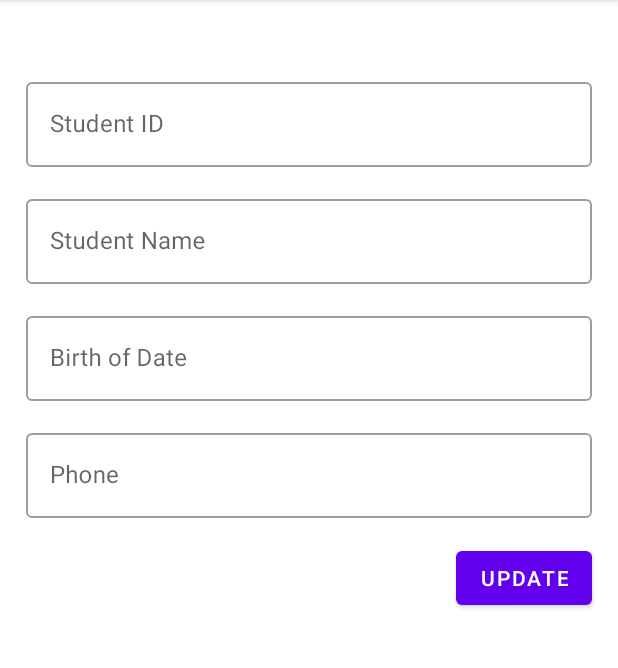
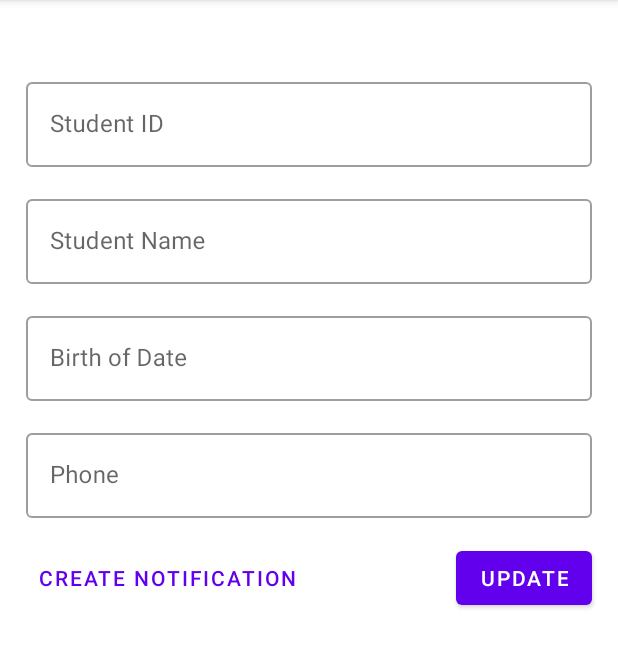
Before and after one commit to s160819001/Adv160819001Week4, an Android app: the fragment StudentDetailFragment placed in its activity, on a phone screen of 412 x 824 dp, the part 84-752 px from its top. Run offline under Robolectric (Android 15) with nearby library versions, the phone set to English and light mode, and no system bars; our stand-ins replace Picasso, RxJava, Volley; network calls fail; pictures from the network do not load; 1 statement that could not run was skipped.

Commit message:
week 7 done✅

```diff
--- a/app/build.gradle
+++ b/app/build.gradle
@@ -47,4 +47,8 @@ dependencies {
     implementation 'com.android.volley:volley:1.2.1'
     implementation 'com.google.code.gson:gson:2.8.6'
     implementation 'com.squareup.picasso:picasso:2.71828'
+
+    implementation "io.reactivex.rxjava3:rxjava:3.1.3"
+    implementation 'io.reactivex.rxjava3:rxandroid:3.0.0'
+    implementation "io.reactivex.rxjava3:rxkotlin:3.0.1"
 }
--- a/app/src/main/java/dk/ubaya/advweek4/util/Util.kt
+++ b/app/src/main/java/dk/ubaya/advweek4/util/Util.kt
@@ -1,12 +1,30 @@
 package dk.ubaya.advweek4.util
 
+import android.app.NotificationChannel
+import android.app.NotificationManager
+import android.content.Context
+import android.os.Build
 import android.view.View
 import android.widget.ImageView
 import android.widget.ProgressBar
+import android.widget.QuickContactBadge
 import com.squareup.picasso.Callback
 import com.squareup.picasso.Picasso
 import dk.ubaya.advweek4.R
+import dk.ubaya.advweek4.view.MainActivity
 import java.lang.Exception
+
+fun createNotificationChannel(context:Context, importance:Int, showBadge: Boolean, name:String, description:String){
+    if(Build.VERSION.SDK_INT>=Build.VERSION_CODES.O){
+        val channelId = "${context.packageName}-$name"
+        val channel = NotificationChannel(channelId,name,importance)
+        channel.description = description
+        channel.setShowBadge(showBadge)
+
+        val notificationManager = context.getSystemService(NotificationManager::class.java)
+        notificationManager.createNotificationChannel(channel)
+    }
+}
 
 fun ImageView.loadImage(url:String, progressBar:ProgressBar?=null){
     Picasso.get()
--- a/app/src/main/java/dk/ubaya/advweek4/view/MainActivity.kt
+++ b/app/src/main/java/dk/ubaya/advweek4/view/MainActivity.kt
@@ -2,11 +2,56 @@ package dk.ubaya.advweek4.view
 
 import androidx.appcompat.app.AppCompatActivity
 import android.os.Bundle
+import android.util.Log
+import androidx.core.app.NotificationCompat
+import androidx.core.app.NotificationManagerCompat
 import dk.ubaya.advweek4.R
+import dk.ubaya.advweek4.util.createNotificationChannel
+import io.reactivex.rxjava3.android.schedulers.AndroidSchedulers
+import io.reactivex.rxjava3.core.Observable
+import io.reactivex.rxjava3.core.Observer
+import io.reactivex.rxjava3.disposables.Disposable
+import io.reactivex.rxjava3.schedulers.Schedulers
 
 class MainActivity : AppCompatActivity() {
+
+    init{
+        instance=this
+    }
+    companion object{
+        private var instance:MainActivity?=null
+        fun showNotification(title: String, content:String, icon:Int){
+            val channelId = "${instance?.packageName}-${instance?.getString(R.string.app_name)}"
+            val builder = NotificationCompat.Builder(instance!!.applicationContext, channelId).apply {
+                setSmallIcon(icon)
+                setContentTitle(title)
+                setContentText(content)
+                setStyle(NotificationCompat.BigTextStyle())
+                priority = NotificationCompat.PRIORITY_DEFAULT
+                setAutoCancel(true)
+            }
+            val notif = NotificationManagerCompat.from(instance!!.applicationContext)
+            notif.notify(1001, builder.build())
+        }
+    }
+
     override fun onCreate(savedInstanceState: Bundle?) {
         super.onCreate(savedInstanceState)
         setContentView(R.layout.activity_main)
+
+//        Observable.just("hello", "world", "!!")
+//            .subscribeOn(Schedulers.io())
+//            .observeOn(AndroidSchedulers.mainThread())
+//            .subscribe(
+//                {Log.d("Messages","data captured: ${it}")},
+//                {Log.e("Messages","error: ${it.message.toString()}")},
+//                {Log.d("Messages","complete")}
+//            )
+
+        createNotificationChannel(this,
+            NotificationManagerCompat.IMPORTANCE_DEFAULT, true,
+            getString(R.string.app_name), "App channel.")
+
+
     }
 }
--- /dev/null
+++ b/app/src/main/res/drawable/ic_baseline_person_24.xml
@@ -0,0 +1,10 @@
+<vector xmlns:android="http://schemas.android.com/apk/res/android"
+    android:width="24dp"
+    android:height="24dp"
+    android:viewportWidth="24"
+    android:viewportHeight="24"
+    android:tint="?attr/colorControlNormal">
+  <path
+      android:fillColor="@android:color/white"
+      android:pathData="M12,12c2.21,0 4,-1.79 4,-4s-1.79,-4 -4,-4 -4,1.79 -4,4 1.79,4 4,4zM12,14c-2.67,0 -8,1.34 -8,4v2h16v-2c0,-2.66 -5.33,-4 -8,-4z"/>
+</vector>
--- a/app/src/main/res/layout/fragment_student_detail.xml
+++ b/app/src/main/res/layout/fragment_student_detail.xml
@@ -106,5 +106,14 @@
             android:text="UPDATE"
             app:layout_constraintEnd_toEndOf="@+id/textInputLayout4"
             app:layout_constraintTop_toBottomOf="@+id/textInputLayout4" />
+
+        <Button
+            android:id="@+id/btnNotif"
+            style="@style/Widget.MaterialComponents.Button.TextButton"
+            android:layout_width="wrap_content"
+            android:layout_height="wrap_content"
+            android:text="Create Notification"
+            app:layout_constraintStart_toStartOf="@+id/textInputLayout4"
+            app:layout_constraintTop_toTopOf="@+id/btnUpdate" />
     </androidx.constraintlayout.widget.ConstraintLayout>
 </FrameLayout>
```
Also changed, not shown: app/src/main/java/dk/ubaya/advweek4/view/StudentDetailFragment.kt (+17 -0 lines).
